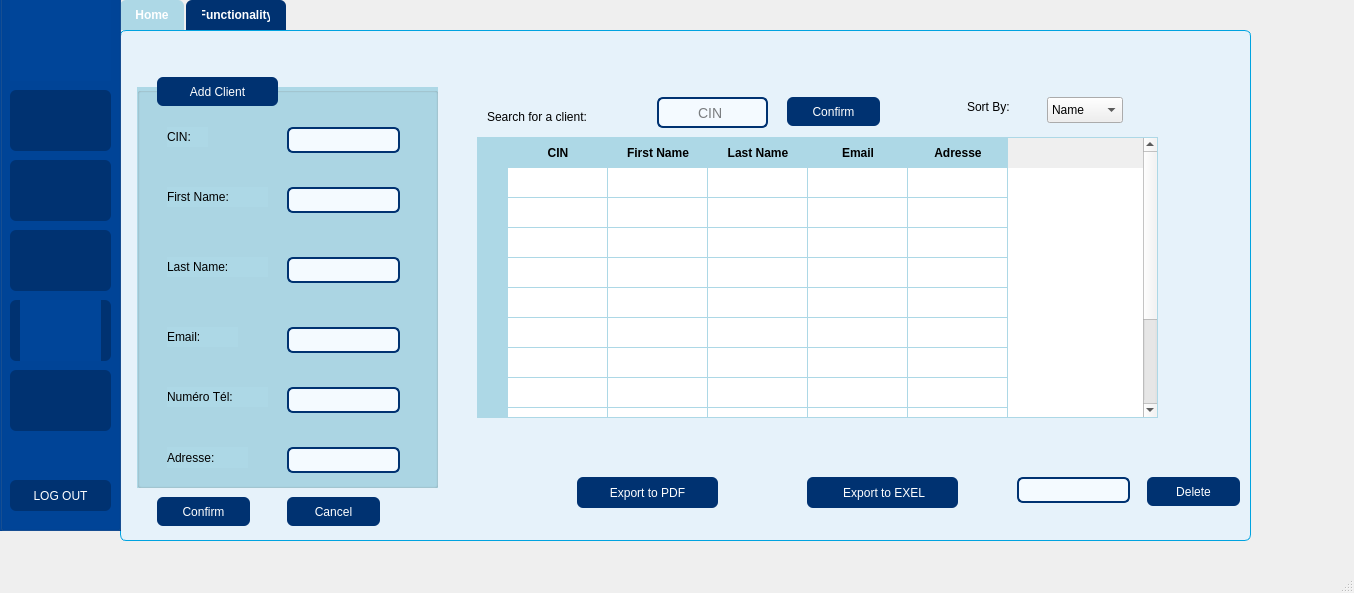
First picture: the form in mainwindow.ui, repository Esprit-UP-Algo/projetpcc-2a26-voltshop, before the edit.
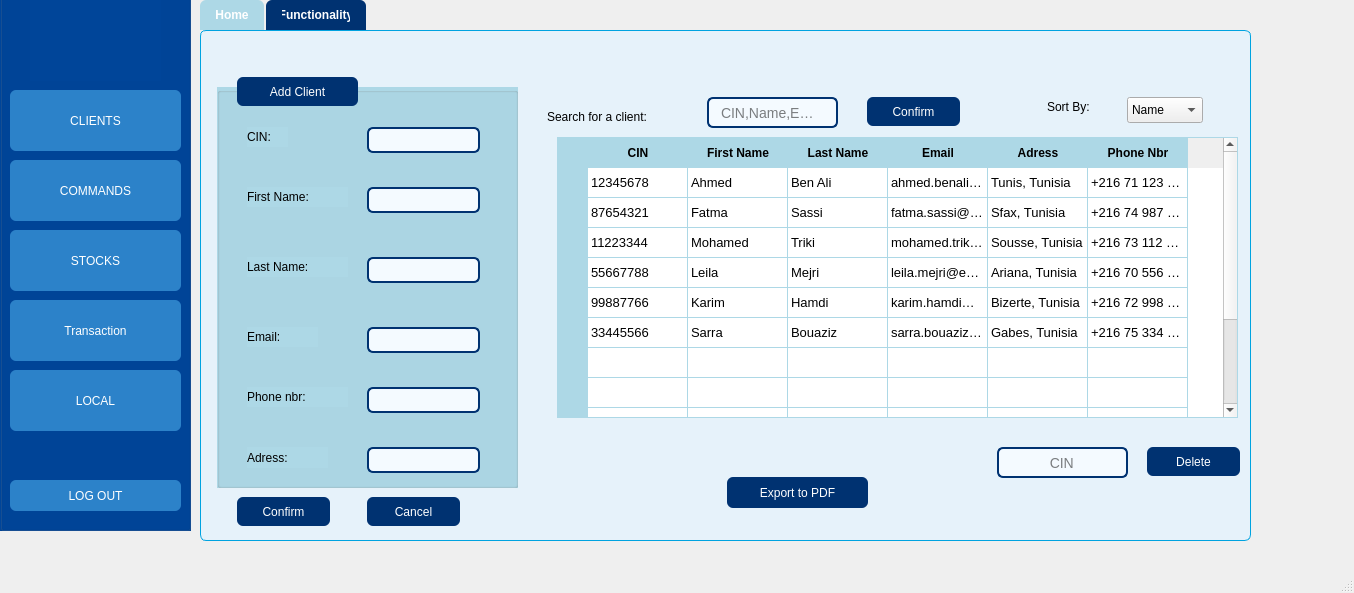
Second picture: the form after the edit. Icons and pictures are not drawn.

Patch:
```diff
--- a/mainwindow.ui
+++ b/mainwindow.ui
@@ -17,9 +17,9 @@
    <widget class="QTabWidget" name="tabWidget">
     <property name="geometry">
      <rect>
-      <x>120</x>
+      <x>200</x>
       <y>0</y>
-      <width>1131</width>
+      <width>1051</width>
       <height>541</height>
      </rect>
     </property>
@@ -158,7 +158,7 @@
 </string>
        </property>
        <property name="text">
-        <string>Numéro Tél:</string>
+        <string>Phone nbr:</string>
        </property>
       </widget>
       <widget class="QLabel" name="label_6">
@@ -175,7 +175,7 @@
 </string>
        </property>
        <property name="text">
-        <string>Adresse:</string>
+        <string>Adress:</string>
        </property>
       </widget>
       <widget class="QLineEdit" name="lineEdit">
@@ -192,7 +192,7 @@
     background-color: #f4faff;
     border: 2px solid #003271;
     border-radius: 6px;
-    padding: 6px 10px;
+    padding: 3px 3px;
     font-size: 14px;
     color: #000000;
 }
@@ -217,7 +217,7 @@
     background-color: #f4faff;
     border: 2px solid #003271;
     border-radius: 6px;
-    padding: 6px 10px;
+    padding: 3px 3px;
     font-size: 14px;
     color: #000000;
 }
@@ -242,7 +242,7 @@
     background-color: #f4faff;
     border: 2px solid #003271;
     border-radius: 6px;
-    padding: 6px 10px;
+    padding: 3px 3px;
     font-size: 14px;
     color: #000000;
 }
@@ -267,7 +267,7 @@
     background-color: #f4faff;
     border: 2px solid #003271;
     border-radius: 6px;
-    padding: 6px 10px;
+    padding: 3px 3px;
     font-size: 14px;
     color: #000000;
 }
@@ -292,7 +292,7 @@
     background-color: #f4faff;
     border: 2px solid #003271;
     border-radius: 6px;
-    padding: 6px 10px;
+    padding: 3px 3px;
     font-size: 14px;
     color: #000000;
 }
@@ -317,7 +317,7 @@
     background-color: #f4faff;
     border: 2px solid #003271;
     border-radius: 6px;
-    padding: 6px 10px;
+    padding: 3px 3px;
     font-size: 14px;
     color: #000000;
 }
@@ -389,7 +389,8 @@
       <property name="styleSheet">
        <string notr="true">QTableWidget {
     background-color: white;
-    alternate-background-color: #E6F2FA;
+	color : black;  
+ 	alternate-background-color: #E6F2FA;
     gridline-color: #ADD8E6;
     border: 1px solid #ADD8E6;
     selection-background-color: #003271;
@@ -469,9 +470,194 @@
       </column>
       <column>
        <property name="text">
-        <string>Adresse</string>
+        <string>Adress</string>
        </property>
       </column>
+      <column>
+       <property name="text">
+        <string>Phone Nbr</string>
+       </property>
+      </column>
+      <item row="0" column="0">
+       <property name="text">
+        <string>12345678</string>
+       </property>
+      </item>
+      <item row="0" column="1">
+       <property name="text">
+        <string>Ahmed</string>
+       </property>
+      </item>
+      <item row="0" column="2">
+       <property name="text">
+        <string>Ben Ali</string>
+       </property>
+      </item>
+      <item row="0" column="3">
+       <property name="text">
+        <string>ahmed.benali@email.com</string>
+       </property>
+      </item>
+      <item row="0" column="4">
+       <property name="text">
+        <string>Tunis, Tunisia</string>
+       </property>
+      </item>
+      <item row="0" column="5">
+       <property name="text">
+        <string>+216 71 123 456</string>
+       </property>
+      </item>
+      <item row="1" column="0">
+       <property name="text">
+        <string>87654321</string>
+       </property>
+      </item>
+      <item row="1" column="1">
+       <property name="text">
+        <string>Fatma</string>
+       </property>
+      </item>
+      <item row="1" column="2">
+       <property name="text">
+        <string>Sassi</string>
+       </property>
+      </item>
+      <item row="1" column="3">
+       <property name="text">
+        <string>fatma.sassi@email.com</string>
+       </property>
+      </item>
+      <item row="1" column="4">
+       <property name="text">
+        <string>Sfax, Tunisia</string>
+       </property>
+      </item>
+      <item row="1" column="5">
+       <property name="text">
+        <string>+216 74 987 654</string>
+       </property>
+      </item>
+      <item row="2" column="0">
+       <property name="text">
+        <string>11223344</string>
+       </property>
+      </item>
+      <item row="2" column="1">
+       <property name="text">
+        <string>Mohamed</string>
+       </property>
+      </item>
+      <item row="2" column="2">
+       <property name="text">
+        <string>Triki</string>
+       </property>
+      </item>
+      <item row="2" column="3">
+       <property name="text">
+        <string>mohamed.triki@email.com</string>
+       </property>
+      </item>
+      <item row="2" column="4">
+       <property name="text">
+        <string>Sousse, Tunisia</string>
+       </property>
+      </item>
+      <item row="2" column="5">
+       <property name="text">
+        <string>+216 73 112 233</string>
+       </property>
+      </item>
+      <item row="3" column="0">
+       <property name="text">
+        <string>55667788</string>
+       </property>
+      </item>
+      <item row="3" column="1">
+       <property name="text">
+        <string>Leila</string>
+       </property>
+      </item>
+      <item row="3" column="2">
+       <property name="text">
+        <string>Mejri</string>
+       </property>
+      </item>
+      <item row="3" column="3">
+       <property name="text">
+        <string>leila.mejri@email.com</string>
+       </property>
+      </item>
+      <item row="3" column="4">
+       <property name="text">
+        <string>Ariana, Tunisia</string>
+       </property>
+      </item>
+      <item row="3" column="5">
+       <property name="text">
+        <string>+216 70 556 677</string>
+       </property>
+      </item>
+      <item row="4" column="0">
+       <property name="text">
+        <string>99887766</string>
+       </property>
+      </item>
+      <item row="4" column="1">
+       <property name="text">
+        <string>Karim</string>
+       </property>
+      </item>
+      <item row="4" column="2">
+       <property name="text">
+        <string>Hamdi</string>
+       </property>
+      </item>
+      <item row="4" column="3">
+       <property name="text">
+        <string>karim.hamdi@email.com</string>
+       </property>
+      </item>
+      <item row="4" column="4">
+       <property name="text">
+        <string>Bizerte, Tunisia</string>
+       </property>
+      </item>
+      <item row="4" column="5">
+       <property name="text">
+        <string>+216 72 998 877</string>
+       </property>
+      </item>
+      <item row="5" column="0">
+       <property name="text">
+        <string>33445566</string>
+       </property>
+      </item>
+      <item row="5" column="1">
+       <property name="text">
+        <string>Sarra</string>
+       </property>
+      </item>
+      <item row="5" column="2">
+       <property name="text">
+        <string>Bouaziz</string>
+       </property>
+      </item>
+      <item row="5" column="3">
+       <property name="text">
+        <string>sarra.bouaziz@email.com</string>
+       </property>
+      </item>
+      <item row="5" column="4">
+       <property name="text">
+        <string>Gabes, Tunisia</string>
+       </property>
+      </item>
+      <item row="5" column="5">
+       <property name="text">
+        <string>+216 75 334 455</string>
+       </property>
+      </item>
      </widget>
      <widget class="QComboBox" name="comboBox">
       <property name="geometry">
@@ -517,7 +703,7 @@
      <widget class="QLabel" name="label_8">
       <property name="geometry">
        <rect>
-        <x>360</x>
+        <x>340</x>
         <y>70</y>
         <width>161</width>
         <height>20</height>
@@ -554,34 +740,10 @@
        <string>Confirm</string>
       </property>
      </widget>
-     <widget class="QPushButton" name="pushButton_5">
-      <property name="geometry">
-       <rect>
-        <x>680</x>
-        <y>440</y>
-        <width>151</width>
-        <height>31</height>
-       </rect>
-      </property>
-      <property name="styleSheet">
-       <string notr="true">QPushButton {
-	font: 900 9pt &quot;Swis721 Blk BT&quot;;
-    background-color: #003271;
-    color: white;
-    border-radius: 6px;
-    padding: 6px 12px;
-}
-QPushButton:hover { background-color: #004599; }
-QPushButton:pressed { background-color: #002050; }</string>
-      </property>
-      <property name="text">
-       <string> Export to EXEL</string>
-      </property>
-     </widget>
      <widget class="QPushButton" name="pushButton_6">
       <property name="geometry">
        <rect>
-        <x>450</x>
+        <x>520</x>
         <y>440</y>
         <width>141</width>
         <height>31</height>
@@ -629,8 +791,8 @@
      <widget class="QPushButton" name="pushButton_7">
       <property name="geometry">
        <rect>
-        <x>1020</x>
-        <y>440</y>
+        <x>940</x>
+        <y>410</y>
         <width>93</width>
         <height>29</height>
        </rect>
@@ -653,9 +815,9 @@
      <widget class="QLineEdit" name="lineEdit_7">
       <property name="geometry">
        <rect>
-        <x>530</x>
+        <x>500</x>
         <y>60</y>
-        <width>111</width>
+        <width>131</width>
         <height>31</height>
        </rect>
       </property>
@@ -675,38 +837,13 @@
 }</string>
       </property>
       <property name="placeholderText">
-       <string>       CIN</string>
-      </property>
-     </widget>
-     <widget class="QLineEdit" name="lineEdit_8">
-      <property name="geometry">
-       <rect>
-        <x>890</x>
-        <y>440</y>
-        <width>113</width>
-        <height>26</height>
-       </rect>
-      </property>
-      <property name="styleSheet">
-       <string notr="true">QLineEdit {
-    background-color: #f4faff;
-    border: 2px solid #003271;
-    border-radius: 6px;
-    padding: 6px 10px;
-    font-size: 14px;
-    color: #000000;
-}
-
-QLineEdit:focus {
-    border: 2px solid #1e6fd9;
-    background-color: #ffffff;
-}</string>
+       <string>CIN,Name,Email</string>
       </property>
      </widget>
      <widget class="QLabel" name="PDF">
       <property name="geometry">
        <rect>
-        <x>400</x>
+        <x>470</x>
         <y>430</y>
         <width>41</width>
         <height>41</height>
@@ -722,25 +859,6 @@
        <bool>true</bool>
       </property>
      </widget>
-     <widget class="QLabel" name="EXCEL">
-      <property name="geometry">
-       <rect>
-        <x>620</x>
-        <y>420</y>
-        <width>51</width>
-        <height>61</height>
-       </rect>
-      </property>
-      <property name="text">
-       <string/>
-      </property>
-      <property name="pixmap">
-       <pixmap>assests/EXEL.png</pixmap>
-      </property>
-      <property name="scaledContents">
-       <bool>true</bool>
-      </property>
-     </widget>
      <widget class="QPushButton" name="pushButton_10">
       <property name="geometry">
        <rect>
@@ -757,6 +875,7 @@
     padding: 8px;
     font-weight: bold;
     color: black;
+    font-size: 12px;
 }
 
 QPushButton:hover {
@@ -791,6 +910,7 @@
     padding: 8px;
     font-weight: bold;
     color: black;
+    font-size: 12px;
 }
 
 QPushButton:hover {
@@ -825,6 +945,7 @@
     padding: 8px;
     font-weight: bold;
     color: black;
+    font-size: 12px;
 }
 
 QPushButton:hover {
@@ -859,6 +980,7 @@
     padding: 8px;
     font-weight: bold;
     color: black;
+    font-size: 12px;
 }
 
 QPushButton:hover {
@@ -893,6 +1015,7 @@
     padding: 8px;
     font-weight: bold;
     color: black;
+    font-size: 12px;
 }
 
 QPushButton:hover {
@@ -927,6 +1050,7 @@
     padding: 8px;
     font-weight: bold;
     color: black;
+    font-size: 12px;
 }
 
 QPushButton:hover {
@@ -945,6 +1069,34 @@
        <iconset theme="QIcon::ThemeIcon::MailMessageNew"/>
       </property>
      </widget>
+     <widget class="QLineEdit" name="lineEdit_8">
+      <property name="geometry">
+       <rect>
+        <x>790</x>
+        <y>410</y>
+        <width>131</width>
+        <height>31</height>
+       </rect>
+      </property>
+      <property name="styleSheet">
+       <string notr="true">QLineEdit {
+    background-color: #f4faff;
+    border: 2px solid #003271;
+    border-radius: 6px;
+    padding: 6px 10px;
+    font-size: 14px;
+    color: #000000;
+}
+
+QLineEdit:focus {
+    border: 2px solid #1e6fd9;
+    background-color: #ffffff;
+}</string>
+      </property>
+      <property name="placeholderText">
+       <string>          CIN</string>
+      </property>
+     </widget>
     </widget>
     <widget class="QWidget" name="tab_2">
      <attribute name="title">
@@ -976,7 +1128,7 @@
      <rect>
       <x>0</x>
       <y>-10</y>
-      <width>121</width>
+      <width>191</width>
       <height>541</height>
      </rect>
     </property>
@@ -991,14 +1143,14 @@
       <rect>
        <x>10</x>
        <y>100</y>
-       <width>101</width>
+       <width>171</width>
        <height>61</height>
       </rect>
      </property>
      <property name="styleSheet">
       <string notr="true">QPushButton {
 	font: 900 9pt &quot;Swis721 Blk BT&quot;;
-    background-color: #003271;
+    background-color: #2C82C9;
     color: white;
     border-radius: 6px;
     padding: 6px 12px;
@@ -1007,7 +1159,7 @@
 QPushButton:pressed { background-color: rgb(0, 69, 153);; }</string>
      </property>
      <property name="text">
-      <string/>
+      <string>CLIENTS</string>
      </property>
      <property name="icon">
       <iconset theme="QIcon::ThemeIcon::ContactNew"/>
@@ -1024,15 +1176,14 @@
       <rect>
        <x>10</x>
        <y>490</y>
-       <width>101</width>
+       <width>171</width>
        <height>31</height>
       </rect>
      </property>
      <property name="styleSheet">
-      <string notr="true">
-QPushButton {
+      <string notr="true">QPushButton {
 	font: 900 9pt &quot;Swis721 Blk BT&quot;;
-    background-color: #003271;
+    background-color: #2C82C9;
     color: white;
     border-radius: 6px;
     padding: 6px 12px;
@@ -1047,9 +1198,9 @@
     <widget class="QLabel" name="logo">
      <property name="geometry">
       <rect>
-       <x>10</x>
+       <x>30</x>
        <y>10</y>
-       <width>101</width>
+       <width>131</width>
        <height>81</height>
       </rect>
      </property>
@@ -1066,9 +1217,9 @@
     <widget class="QLabel" name="logo2">
      <property name="geometry">
       <rect>
-       <x>10</x>
+       <x>30</x>
        <y>10</y>
-       <width>101</width>
+       <width>131</width>
        <height>81</height>
       </rect>
      </property>
@@ -1087,14 +1238,14 @@
       <rect>
        <x>10</x>
        <y>240</y>
-       <width>101</width>
+       <width>171</width>
        <height>61</height>
       </rect>
      </property>
      <property name="styleSheet">
       <string notr="true">QPushButton {
 	font: 900 9pt &quot;Swis721 Blk BT&quot;;
-    background-color: #003271;
+    background-color: #2C82C9;
     color: white;
     border-radius: 6px;
     padding: 6px 12px;
@@ -1103,7 +1254,7 @@
 QPushButton:pressed { background-color: rgb(0, 69, 153);; }</string>
      </property>
      <property name="text">
-      <string/>
+      <string>STOCKS</string>
      </property>
      <property name="icon">
       <iconset theme="QIcon::ThemeIcon::EditPaste"/>
@@ -1120,14 +1271,14 @@
       <rect>
        <x>10</x>
        <y>380</y>
-       <width>101</width>
+       <width>171</width>
        <height>61</height>
       </rect>
      </property>
      <property name="styleSheet">
       <string notr="true">QPushButton {
 	font: 900 9pt &quot;Swis721 Blk BT&quot;;
-    background-color: #003271;
+    background-color: #2C82C9;
     color: white;
     border-radius: 6px;
     padding: 6px 12px;
@@ -1136,7 +1287,7 @@
 QPushButton:pressed { background-color: rgb(0, 69, 153);; }</string>
      </property>
      <property name="text">
-      <string/>
+      <string>LOCAL</string>
      </property>
      <property name="icon">
       <iconset theme="QIcon::ThemeIcon::Phone"/>
@@ -1153,14 +1304,14 @@
       <rect>
        <x>10</x>
        <y>170</y>
-       <width>101</width>
+       <width>171</width>
        <height>61</height>
       </rect>
      </property>
      <property name="styleSheet">
       <string notr="true">QPushButton {
 	font: 900 9pt &quot;Swis721 Blk BT&quot;;
-    background-color: #003271;
+    background-color: #2C82C9;
     color: white;
     border-radius: 6px;
     padding: 6px 12px;
@@ -1169,7 +1320,7 @@
 QPushButton:pressed { background-color: rgb(0, 69, 153);; }</string>
      </property>
      <property name="text">
-      <string/>
+      <string>COMMANDS</string>
      </property>
      <property name="icon">
       <iconset theme="QIcon::ThemeIcon::NetworkWired"/>
@@ -1186,23 +1337,28 @@
       <rect>
        <x>10</x>
        <y>310</y>
-       <width>101</width>
+       <width>171</width>
        <height>61</height>
       </rect>
      </property>
      <property name="styleSheet">
       <string notr="true">QPushButton {
 	font: 900 9pt &quot;Swis721 Blk BT&quot;;
-    background-color: #003271;
+    background-color: #2C82C9;
     color: white;
     border-radius: 6px;
     padding: 6px 12px;
 }
-QPushButton:hover { background-color: #002050;; }
-QPushButton:pressed { background-color: rgb(0, 69, 153);; }</string>
+QPushButton:hover { background-color: #5AB4F0; }
+QPushButton:pressed { background-color:#5AB4F0; }
+</string>
      </property>
      <property name="text">
-      <string/>
+      <string>Transaction</string>
+     </property>
+     <property name="icon">
+      <iconset resource="ressource.qrc">
+       <normaloff>:/image/assests/creditcard.png</normaloff>:/image/assests/creditcard.png</iconset>
      </property>
      <property name="iconSize">
       <size>
@@ -1211,36 +1367,6 @@
       </size>
      </property>
     </widget>
-    <widget class="QLabel" name="creditcard">
-     <property name="geometry">
-      <rect>
-       <x>20</x>
-       <y>310</y>
-       <width>81</width>
-       <height>61</height>
-      </rect>
-     </property>
-     <property name="styleSheet">
-      <string notr="true">QPushButton {
-	font: 900 9pt &quot;Swis721 Blk BT&quot;;
-    background-color: #003271;
-    color: white;
-    border-radius: 6px;
-    padding: 6px 12px;
-}
-QPushButton:hover { background-color: #002050;; }
-QPushButton:pressed { background-color: rgb(0, 69, 153);; }</string>
-     </property>
-     <property name="text">
-      <string/>
-     </property>
-     <property name="pixmap">
-      <pixmap>../../Downloads/credit-card.png</pixmap>
-     </property>
-     <property name="scaledContents">
-      <bool>true</bool>
-     </property>
-    </widget>
    </widget>
   </widget>
   <widget class="QMenuBar" name="menubar">
```
Left out of the diff: 44 changed lines with no effect on the pictures.
